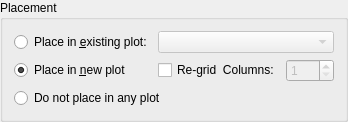
First picture: the form in src/widgets/curveplacement.ui, repository Kst-plot/kst, before the edit.
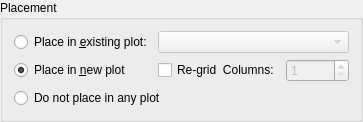
Second picture: the form after the edit.

```diff
--- a/src/widgets/curveplacement.ui
+++ b/src/widgets/curveplacement.ui
@@ -5,8 +5,8 @@
    <rect>
     <x>0</x>
     <y>0</y>
-    <width>348</width>
-    <height>117</height>
+    <width>363</width>
+    <height>121</height>
    </rect>
   </property>
   <property name="sizePolicy" >
```
